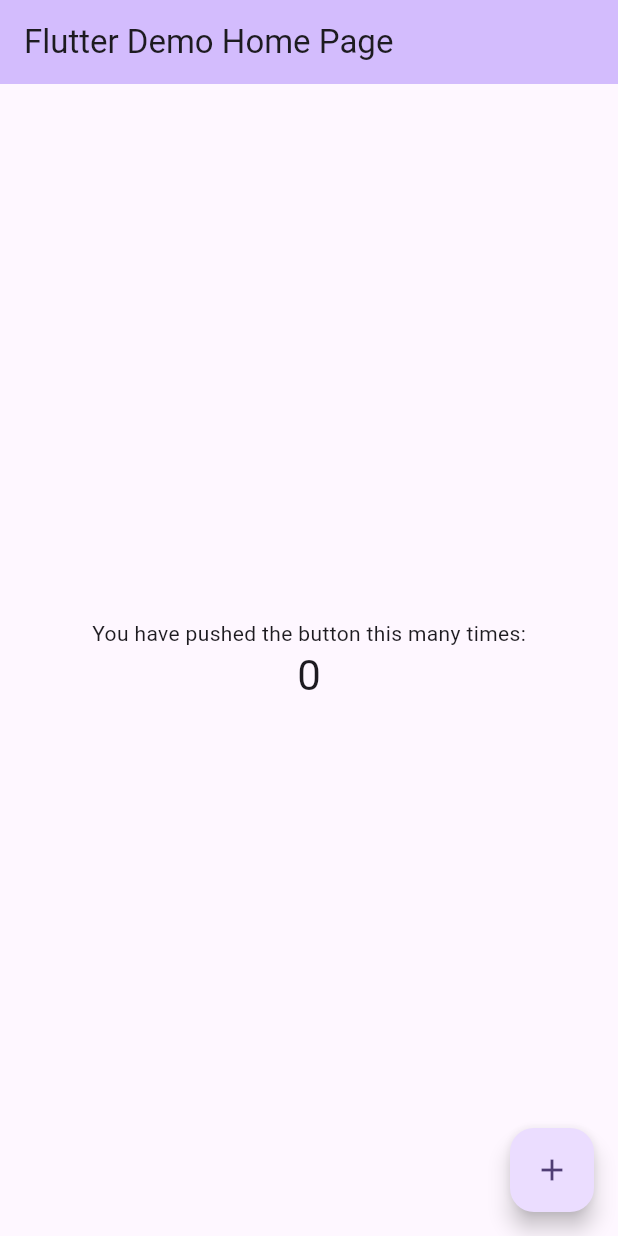
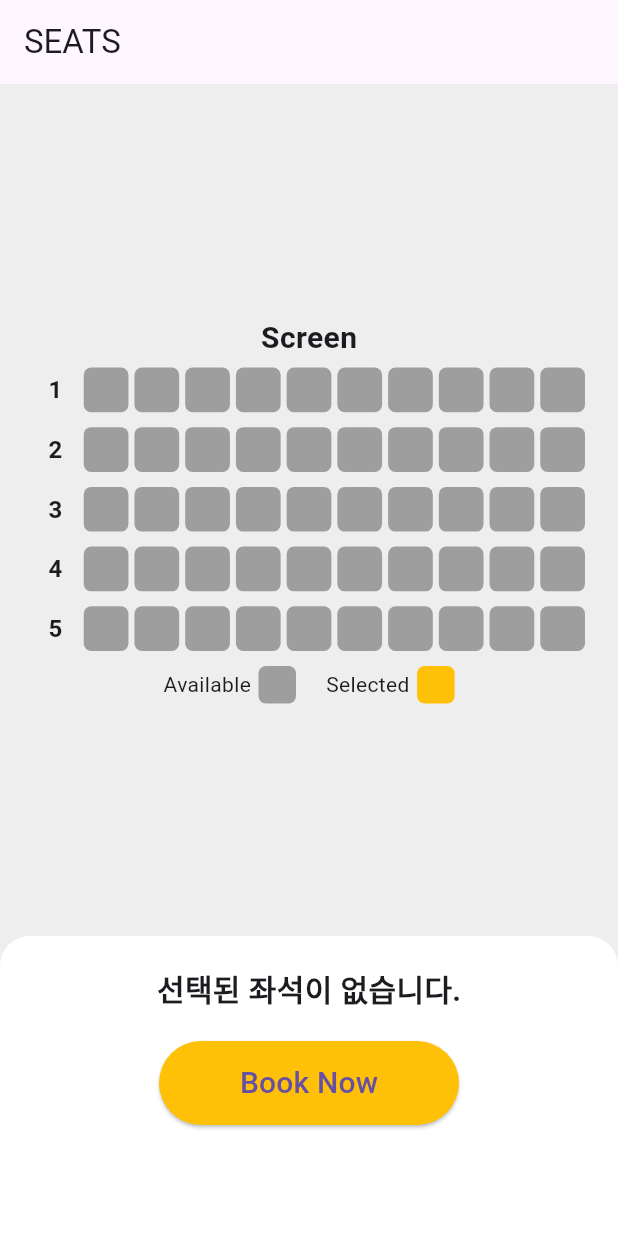
Before and after one commit to BinoKim/flutter_seat_app, a Flutter app: the screen it shows after launch, on a phone screen of 412 x 824 dp. Run offline on Flutter 3.47's test engine with Material 3 defaults, Android fonts, the phone set to English and light mode, and no system bars.

```diff
--- a/lib/main.dart
+++ b/lib/main.dart
@@ -1,4 +1,6 @@
 import 'package:flutter/material.dart';
+import 'package:flutter_seat_app/seatBottom.dart';
+import 'package:flutter_seat_app/seatSelectBox.dart';
 
 void main() {
   runApp(const MyApp());
@@ -7,116 +9,43 @@ void main() {
 class MyApp extends StatelessWidget {
   const MyApp({super.key});
 
-  // This widget is the root of your application.
   @override
   Widget build(BuildContext context) {
     return MaterialApp(
-      title: 'Flutter Demo',
-      theme: ThemeData(
-        // This is the theme of your application.
-        //
-        // TRY THIS: Try running your application with "flutter run". You'll see
-        // the application has a purple toolbar. Then, without quitting the app,
-        // try changing the seedColor in the colorScheme below to Colors.green
-        // and then invoke "hot reload" (save your changes or press the "hot
-        // reload" button in a Flutter-supported IDE, or press "r" if you used
-        // the command line to start the app).
-        //
-        // Notice that the counter didn't reset back to zero; the application
-        // state is not lost during the reload. To reset the state, use hot
-        // restart instead.
-        //
-        // This works for code too, not just values: Most code changes can be
-        // tested with just a hot reload.
-        colorScheme: ColorScheme.fromSeed(seedColor: Colors.deepPurple),
-      ),
-      home: const MyHomePage(title: 'Flutter Demo Home Page'),
+      home: SeatPage(),
     );
   }
 }
 
-class MyHomePage extends StatefulWidget {
-  const MyHomePage({super.key, required this.title});
-
-  // This widget is the home page of your application. It is stateful, meaning
-  // that it has a State object (defined below) that contains fields that affect
-  // how it looks.
-
-  // This class is the configuration for the state. It holds the values (in this
-  // case the title) provided by the parent (in this case the App widget) and
-  // used by the build method of the State. Fields in a Widget subclass are
-  // always marked "final".
-
-  final String title;
-
+class SeatPage extends StatefulWidget {
   @override
-  State<MyHomePage> createState() => _MyHomePageState();
+  State<SeatPage> createState() => _SeatPageState();
 }
 
-class _MyHomePageState extends State<MyHomePage> {
-  int _counter = 0;
+class _SeatPageState extends State<SeatPage> {
 
-  void _incrementCounter() {
+  int? selectedRow;
+  int? selectedCol;
+
+  void onSelected (int row, int col) {
     setState(() {
-      // This call to setState tells the Flutter framework that something has
-      // changed in this State, which causes it to rerun the build method below
-      // so that the display can reflect the updated values. If we changed
-      // _counter without calling setState(), then the build method would not be
-      // called again, and so nothing would appear to happen.
-      _counter++;
+      selectedRow = row;
+      selectedCol = col;
     });
   }
 
   @override
-  Widget build(BuildContext context) {
-    // This method is rerun every time setState is called, for instance as done
-    // by the _incrementCounter method above.
-    //
-    // The Flutter framework has been optimized to make rerunning build methods
-    // fast, so that you can just rebuild anything that needs updating rather
-    // than having to individually change instances of widgets.
-    return Scaffold(
-      appBar: AppBar(
-        // TRY THIS: Try changing the color here to a specific color (to
-        // Colors.amber, perhaps?) and trigger a hot reload to see the AppBar
-        // change color while the other colors stay the same.
-        backgroundColor: Theme.of(context).colorScheme.inversePrimary,
-        // Here we take the value from the MyHomePage object that was created by
-        // the App.build method, and use it to set our appbar title.
-        title: Text(widget.title),
-      ),
-      body: Center(
-        // Center is a layout widget. It takes a single child and positions it
-        // in the middle of the parent.
-        child: Column(
-          // Column is also a layout widget. It takes a list of children and
-          // arranges them vertically. By default, it sizes itself to fit its
-          // children horizontally, and tries to be as tall as its parent.
-          //
-          // Column has various properties to control how it sizes itself and
-          // how it positions its children. Here we use mainAxisAlignment to
-          // center the children vertically; the main axis here is the vertical
-          // axis because Columns are vertical (the cross axis would be
-          // horizontal).
-          //
-          // TRY THIS: Invoke "debug painting" (choose the "Toggle Debug Paint"
-          // action in the IDE, or press "p" in the console), to see the
-          // wireframe for each widget.
-          mainAxisAlignment: MainAxisAlignment.center,
-          children: <Widget>[
-            const Text('You have pushed the button this many times:'),
-            Text(
-              '$_counter',
-              style: Theme.of(context).textTheme.headlineMedium,
-            ),
-          ],
-        ),
-      ),
-      floatingActionButton: FloatingActionButton(
-        onPressed: _incrementCounter,
-        tooltip: 'Increment',
-        child: const Icon(Icons.add),
-      ), // This trailing comma makes auto-formatting nicer for build methods.
-    );
+  Widget build(Object context) {
+   return Scaffold(
+    appBar: AppBar(
+      title: Text("SEATS"),
+
+    ),
+    backgroundColor: Colors.grey[200],
+    body: Column(children: [
+      SeatSelectBox(selectedRow, selectedCol, onSelected),
+      SeatBottom(selectedRow, selectedCol),
+    ],),
+   );
   }
 }
--- /dev/null
+++ b/lib/seatBottom.dart
@@ -0,0 +1,76 @@
+import 'package:flutter/cupertino.dart';
+import 'package:flutter/material.dart';
+
+class SeatBottom extends StatelessWidget {
+
+  int? selectedRow;
+  int? selectedCol;
+
+  SeatBottom(this.selectedRow, this.selectedCol);
+
+  @override
+  Widget build(BuildContext context) {
+    return Container(
+      height: 200,
+      width: double.infinity,
+      decoration: BoxDecoration(
+        color: Colors.white,
+        borderRadius: BorderRadius.vertical(
+          top: Radius.circular(20),
+        ),
+      ),
+      child: Column(
+        children: [
+          SizedBox(height: 20,),
+          Text(
+            selectedRow == null && selectedCol == null
+              ? "선택된 좌석이 없습니다."
+              : "$selectedRow - $selectedCol",
+            style: TextStyle(
+              fontSize: 20,
+              fontWeight: FontWeight.bold,
+            ),
+          ),
+          SizedBox(height: 20,),
+          SizedBox(
+            width: 200,
+            height: 56,
+            child: ElevatedButton(onPressed: () {
+              showCupertinoDialog(context: context, builder: (context) {
+                return CupertinoAlertDialog(
+                  title: Text("예약 확인"),
+                  content: Text("예약 하시겠습니까?"),
+                  actions: [
+                    CupertinoDialogAction(
+                      isDefaultAction: true,
+                      onPressed: () {
+                        Navigator.of(context).pop();
+                      },
+                      child: Text("취소"),
+                    ),
+                    CupertinoDialogAction(
+                      isDestructiveAction: true,
+                      onPressed: () {},
+                      child: Text("확인"),
+                    ),
+                  ],
+                );
+              },);
+            },
+            style: ElevatedButton.styleFrom(
+              backgroundColor: Colors.amber,
+            ),
+              child: Text(
+                "Book Now",
+                style: TextStyle(
+                  fontSize: 20,
+                ),
+              ),
+            ),
+          ),
+        ],
+      ),
+    );
+  }
+
+}
--- /dev/null
+++ b/lib/seatSelectBox.dart
@@ -0,0 +1,120 @@
+import 'package:flutter/material.dart';
+
+class SeatSelectBox extends StatelessWidget {
+
+  int? selectedRow;
+  int? selectedCol;
+
+  SeatSelectBox(this.selectedRow, this.selectedCol, this.onSelected);
+
+  void Function (int row, int col) onSelected;
+
+  @override
+  Widget build(BuildContext context) {
+    return Expanded(
+      child: Column(
+        mainAxisAlignment: MainAxisAlignment.center,
+        children: [
+          Text(
+            "Screen",
+            style: TextStyle(
+              fontSize: 20,
+              fontWeight: FontWeight.bold,
+            ),
+          ),
+          row(1),
+          row(2),
+          row(3),
+          row(4),
+          row(5),
+          SizedBox(height: 5,),
+          Padding(
+            padding: const EdgeInsets.symmetric(horizontal: 100),
+            child: Row(
+              mainAxisAlignment: MainAxisAlignment.center,
+              children: [
+                label("Available", Colors.grey),
+                SizedBox(width: 20,),
+                label("Selected", Colors.amber),
+              ],
+            ),
+          ),
+        ],
+      )
+    );
+  }
+
+  Row label(String status, Color color) {
+    return Row(
+      children: [
+        Text(status),
+        SizedBox(width: 5,),
+        Container(
+          width: 25,
+          height: 25,
+          decoration: BoxDecoration(
+            color: color,
+            borderRadius: BorderRadius.circular(5),
+          ),
+        ),
+      ],
+    );
+  }
+
+  Widget row(int n) {
+    return Padding(
+      padding: const EdgeInsets.symmetric(horizontal: 20, vertical: 5),
+      child: Row(
+            children: [
+              Expanded(
+                child: Center(
+                  child: Text(
+                    "$n",
+                    style: TextStyle(
+                      fontSize: 16,
+                      fontWeight: FontWeight.bold,
+                    ),
+                  ),
+                ),
+              ),
+            seat(n, 1),
+            seat(n, 2),
+            seat(n, 3),
+            seat(n, 4),
+            seat(n, 5),
+            seat(n, 6),
+            seat(n, 7),
+            seat(n, 8),
+            seat(n, 9),
+            seat(n, 10),
+            ],
+          ),
+
+    );
+  }
+
+  Widget seat(int rowNum, int colNum) {
+    return Expanded(
+      child: Padding(
+        padding: const EdgeInsets.symmetric(horizontal: 2),
+        child: GestureDetector(
+          onTap: () {
+            onSelected(rowNum, colNum);
+          },
+          child: AspectRatio(
+            aspectRatio: 1,
+            child: Container(
+              decoration: BoxDecoration(
+                color: rowNum == selectedRow && colNum == selectedCol
+                  ? Colors.amber
+                  : Colors.grey,
+                borderRadius: BorderRadius.circular(5),
+              ),
+            ),
+          ),
+        ),
+      ),
+    );
+  }
+
+}
```
